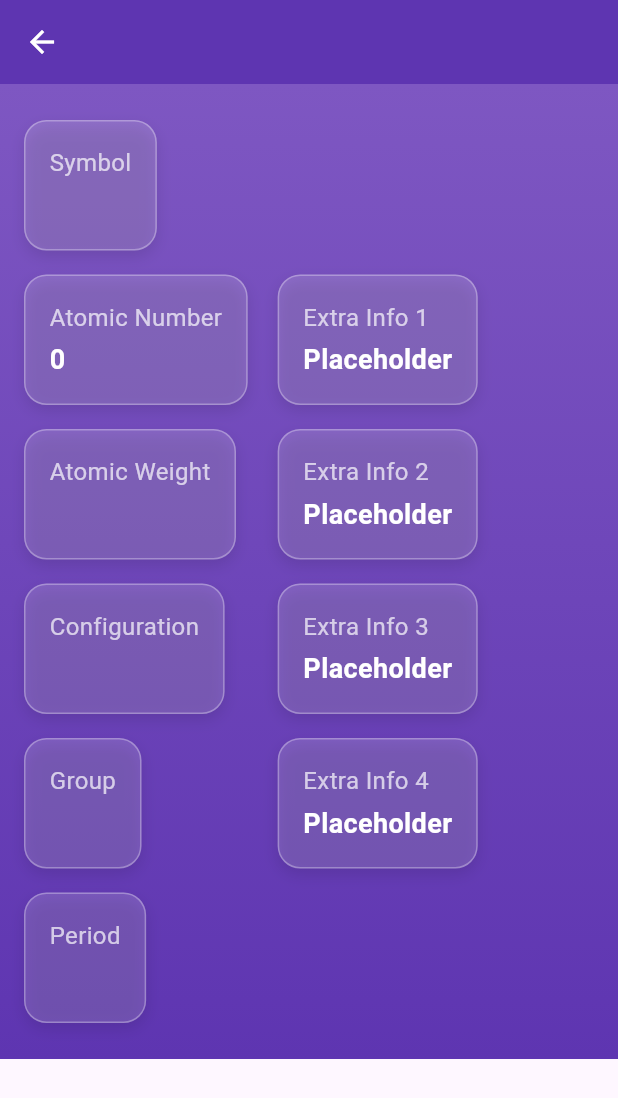
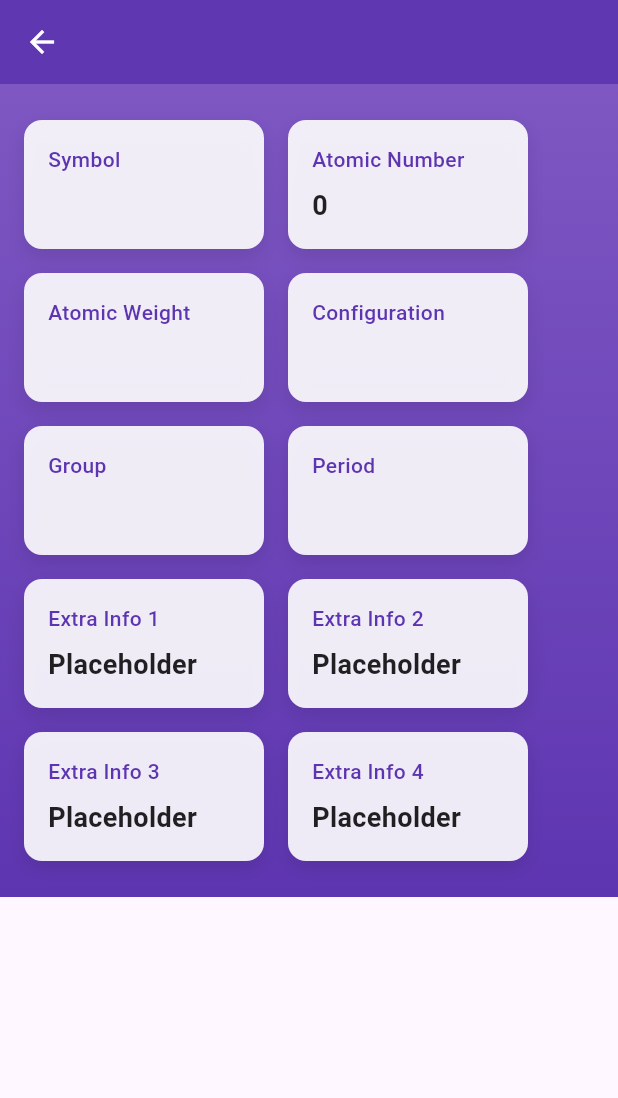
Before and after one commit to Andung-blog/Mobile-Assigment4, a Flutter app: the HidrogenView screen opened by its route, on a phone screen of 412 x 824 dp. Shown: the top 1098 px of the screen. Run offline on Flutter 3.47's test engine with Material 3 defaults, Android fonts, the phone set to English and light mode, and no system bars; our stand-ins replace geocoding, geolocator, get, permission_handler, shared_preferences, speech_to_text; accounts and stored records are empty.

Commit message:
Assignment 6 Part 3-2

```diff
--- a/lib/app/modules/detail_unsur/hidrogen/views/hidrogen_view.dart
+++ b/lib/app/modules/detail_unsur/hidrogen/views/hidrogen_view.dart
@@ -7,25 +7,24 @@ class HidrogenView extends StatelessWidget {
 
   @override
   Widget build(BuildContext context) {
-    // Bind the controller to the view
     final HidrogenController controller = Get.put(HidrogenController());
 
     return Scaffold(
       appBar: AppBar(
         backgroundColor: const Color(0xFF5E35B1),
-        elevation: 0,
+        elevation: 2,
         leading: IconButton(
-          icon: const Icon(Icons.arrow_back, color: Colors.white), // White back arrow
+          icon: const Icon(Icons.arrow_back, color: Colors.white),
           onPressed: () {
-            Get.back(); // Navigate back
+            Get.back();
           },
         ),
         title: Obx(() => Text(
               controller.elementName.value,
               style: const TextStyle(
-                color: Colors.white, // White text for the title
+                color: Colors.white,
                 fontWeight: FontWeight.bold,
-                fontSize: 22,
+                fontSize: 24,
               ),
             )),
       ),
@@ -39,58 +38,60 @@ class HidrogenView extends StatelessWidget {
           ),
         ),
         child: SingleChildScrollView(
-          scrollDirection: Axis.vertical,
-          child: SingleChildScrollView(
-            scrollDirection: Axis.horizontal,
-            child: Padding(
-              padding: const EdgeInsets.all(16.0),
-              child: Obx(() => Row(
-                    mainAxisAlignment: MainAxisAlignment.start,
-                    children: [
-                      Column(
-                        crossAxisAlignment: CrossAxisAlignment.start,
+          padding: const EdgeInsets.symmetric(horizontal: 16, vertical: 24),
+          child: Obx(() => Wrap(
+                spacing: 16,
+                runSpacing: 16,
                 children: [
                   _infoCard('Symbol', controller.symbol.value),
-                          _infoCard('Atomic Number', controller.atomicNumber.value.toString()),
+                  _infoCard('Atomic Number',
+                      controller.atomicNumber.value.toString()),
                   _infoCard('Atomic Weight', controller.atomicWeight.value),
                   _infoCard('Configuration', controller.configuration.value),
                   _infoCard('Group', controller.group.value),
                   _infoCard('Period', controller.period.value),
-                        ],
-                      ),
-                      const SizedBox(width: 20), // Spacer between columns
-                      Column(
-                        crossAxisAlignment: CrossAxisAlignment.start,
-                        children: [
                   _infoCard('Extra Info 1', 'Placeholder'),
                   _infoCard('Extra Info 2', 'Placeholder'),
                   _infoCard('Extra Info 3', 'Placeholder'),
                   _infoCard('Extra Info 4', 'Placeholder'),
                 ],
-                      ),
-                    ],
               )),
-            ),
-          ),
         ),
       ),
     );
   }
 
-  // Widget for each piece of information
+  // Widget for modern info card with hover animation
   Widget _infoCard(String title, String value) {
-    return Container(
-      margin: const EdgeInsets.symmetric(vertical: 8.0),
+    final isHovered = false.obs;
+
+    return Obx(() => GestureDetector(
+          onTapDown: (_) =>
+              isHovered.value = true, // Saat disentuh, aktifkan animasi
+          onTapUp: (_) =>
+              isHovered.value = false, // Setelah disentuh, kembalikan animasi
+          onTapCancel: () => isHovered.value =
+              false, // Jika sentuhan dibatalkan, kembalikan animasi
+          child: AnimatedContainer(
+            duration: const Duration(milliseconds: 200),
+            curve: Curves.easeInOut,
+            width: 160,
             padding: const EdgeInsets.all(16.0),
             decoration: BoxDecoration(
-        color: const Color(0xFFFFFFFF).withOpacity(0.15),
-        borderRadius: BorderRadius.circular(15),
-        border: Border.all(color: Colors.white.withOpacity(0.3)),
+              color: isHovered.value
+                  ? Colors.white
+                      .withOpacity(1.0) // Warna lebih terang saat disentuh
+                  : Colors.white.withOpacity(0.9),
+              borderRadius: BorderRadius.circular(12),
               boxShadow: [
                 BoxShadow(
                   color: Colors.black.withOpacity(0.1),
-            blurRadius: 8,
-            offset: const Offset(0, 4),
+                  blurRadius: isHovered.value
+                      ? 20
+                      : 10, // Blur lebih besar saat disentuh
+                  offset: isHovered.value
+                      ? const Offset(0, 10)
+                      : const Offset(0, 5),
                 ),
               ],
             ),
@@ -100,22 +101,23 @@ class HidrogenView extends StatelessWidget {
                 Text(
                   title,
                   style: const TextStyle(
-              color: Colors.white70,
-              fontSize: 16,
-              fontWeight: FontWeight.w400,
+                    color: Color(0xFF5E35B1),
+                    fontSize: 14,
+                    fontWeight: FontWeight.w500,
                   ),
                 ),
-          const SizedBox(height: 4),
+                const SizedBox(height: 8),
                 Text(
                   value,
                   style: const TextStyle(
-              color: Colors.white,
+                    color: Colors.black87,
                     fontSize: 18,
-              fontWeight: FontWeight.w600,
+                    fontWeight: FontWeight.bold,
                   ),
                 ),
               ],
             ),
-    );
+          ),
+        ));
   }
 }
```
Lines whose indentation alone changed are shown as unchanged.
